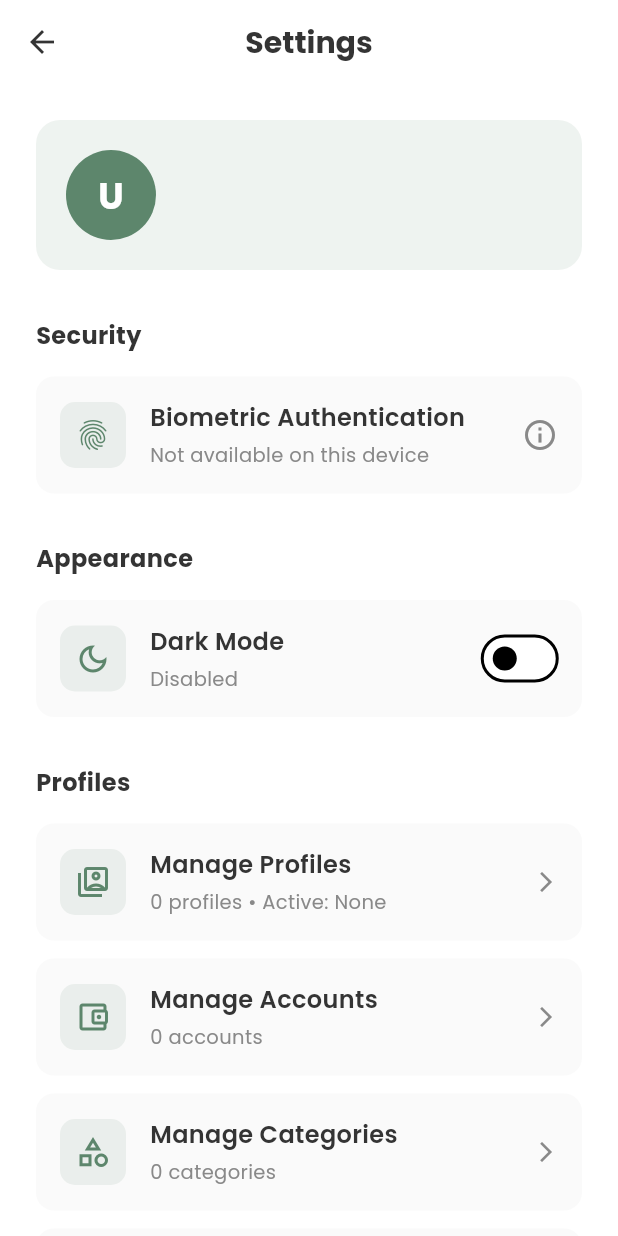
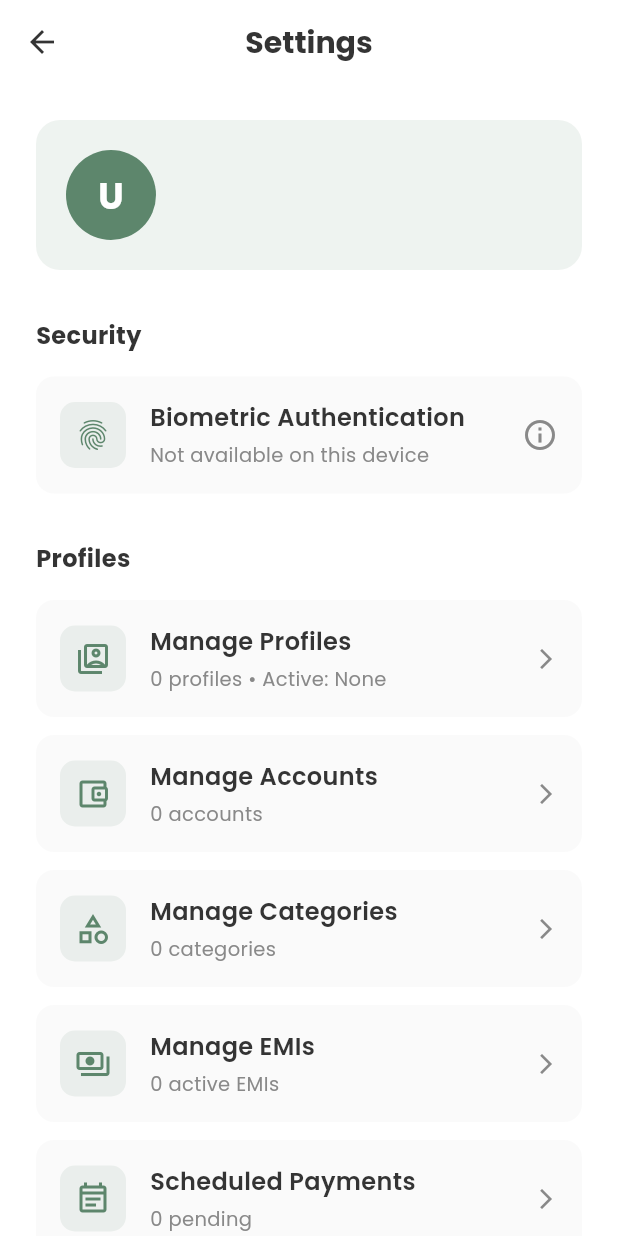
Before and after one commit to kookiesagency/klarity, a Flutter app: the SettingsScreen screen opened directly, on a phone screen of 412 x 824 dp. Run offline on Flutter 3.47's test engine with Material 3 defaults, Android fonts, the phone set to English and light mode, and no system bars; our stand-ins replace fl_chart, flutter_riverpod, google_fonts, local_auth, shared_preferences, supabase_flutter; accounts and stored records are empty; network calls fail.

Commit message:
Remove theme toggle from settings

```diff
--- a/lib/features/settings/presentation/screens/settings_screen.dart
+++ b/lib/features/settings/presentation/screens/settings_screen.dart
@@ -1,8 +1,6 @@
 import 'package:flutter/material.dart';
 import 'package:flutter_riverpod/flutter_riverpod.dart';
 import '../../../../core/theme/app_colors.dart';
-import '../../../../core/theme/app_theme.dart';
-import '../../../../core/theme/theme_provider.dart';
 import '../../../../core/utils/extensions.dart';
 import '../../../auth/presentation/providers/auth_provider.dart';
 import '../../../profile/presentation/providers/profile_provider.dart';
@@ -26,7 +24,6 @@
 
 class _SettingsScreenState extends ConsumerState<SettingsScreen> {
   bool _isEnablingBiometric = false;
-  bool _isTogglingTheme = false;
 
   @override
   void initState() {
@@ -74,18 +71,6 @@
         }
       },
     );
-  }
-
-  Future<void> _toggleDarkMode(bool value) async {
-    setState(() => _isTogglingTheme = true);
-
-    await ref.read(themeProvider.notifier).setThemeMode(
-          value ? AppThemeMode.dark : AppThemeMode.light,
-        );
-
-    if (mounted) {
-      setState(() => _isTogglingTheme = false);
-    }
   }
 
   Future<void> _handleSignOut() async {
@@ -156,8 +141,6 @@
   @override
   Widget build(BuildContext context) {
     final user = ref.watch(currentUserProvider);
-    final themeNotifier = ref.watch(themeProvider.notifier);
-    final isDarkMode = themeNotifier.isDarkMode;
     final isBiometricAvailableFuture = ref.watch(isBiometricAvailableProvider);
 
     final isDarkTheme = Theme.of(context).brightness == Brightness.dark;
@@ -318,45 +301,6 @@
                         Icons.error_outline,
                         color: Colors.red,
                       ),
-                    ),
-                  ),
-
-                  const SizedBox(height: 32),
-
-                  // Appearance Section
-                  Text(
-                    'Appearance',
-                    style: TextStyle(
-                      fontSize: 16,
-                      fontWeight: FontWeight.bold,
-                      color: isDarkTheme
-                          ? AppColors.darkTextPrimary
-                          : AppColors.textPrimary,
-                    ),
-                  ),
-                  const SizedBox(height: 16),
-
-                  // Theme Toggle
-                  _SettingsTile(
-                    icon: Icons.dark_mode_outlined,
-                    title: 'Dark Mode',
-                    subtitle: isDarkTheme ? 'Enabled' : 'Disabled',
-                    trailing: SizedBox(
-                      width: 51,
-                      height: 31,
-                      child: _isTogglingTheme
-                          ? const Center(
-                              child: SizedBox(
-                                width: 20,
-                                height: 20,
-                                child: CircularProgressIndicator(strokeWidth: 2),
-                              ),
-                            )
-                          : Switch(
-                              value: isDarkTheme,
-                              onChanged: _toggleDarkMode,
-                              activeColor: AppColors.lightPrimary,
-                            ),
                     ),
                   ),
 
```
Also changed, not shown: .claude/settings.local.json.
